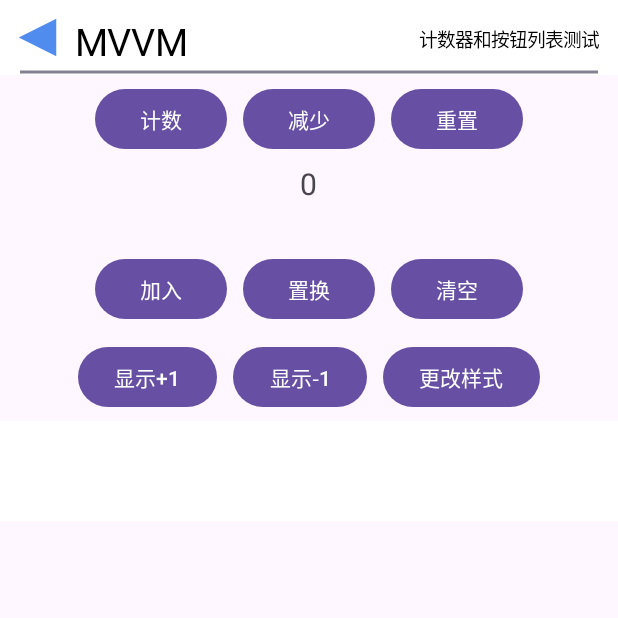
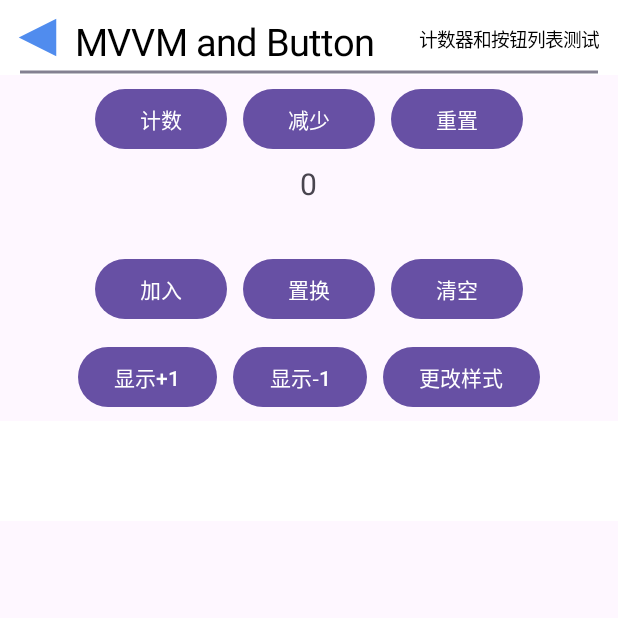
Before and after one commit to Jungezi/AndroidUITest, an Android app: the MvvmTestActivity screen opened directly, with no data from a screen before it, on a phone screen of 412 x 824 dp, the top half of it. Run offline under Robolectric (Android 15) with nearby library versions, the phone set to English and light mode, and no system bars; our stand-ins replace data binding.

Commit message:
改了下标题

```diff
--- a/app/src/main/res/layout/activity_mvvm_test.xml
+++ b/app/src/main/res/layout/activity_mvvm_test.xml
@@ -28,7 +28,7 @@
             android:layout_height="50dp"
             app:myBackground="@color/blue"
             app:myContent="计数器和按钮列表测试"
-            app:myTitle="MVVM" />
+            app:myTitle="MVVM and Button" />
 
         <LinearLayout
             android:layout_width="wrap_content"
```
